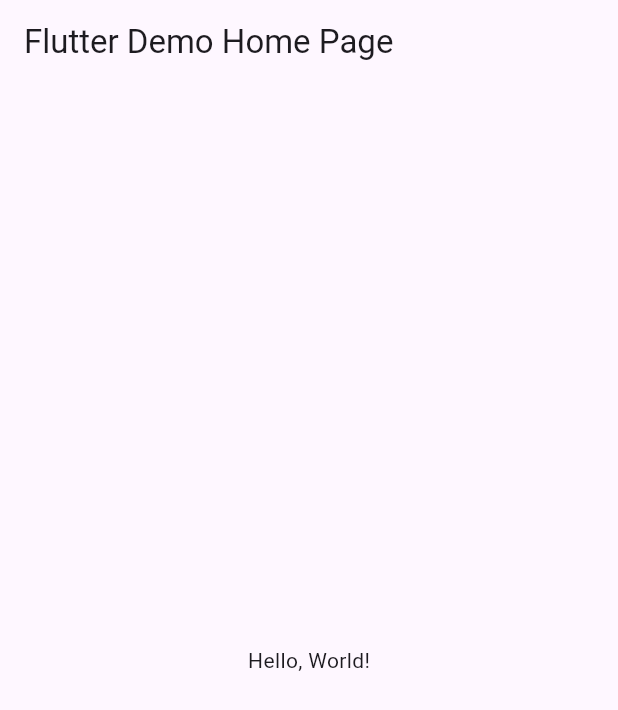
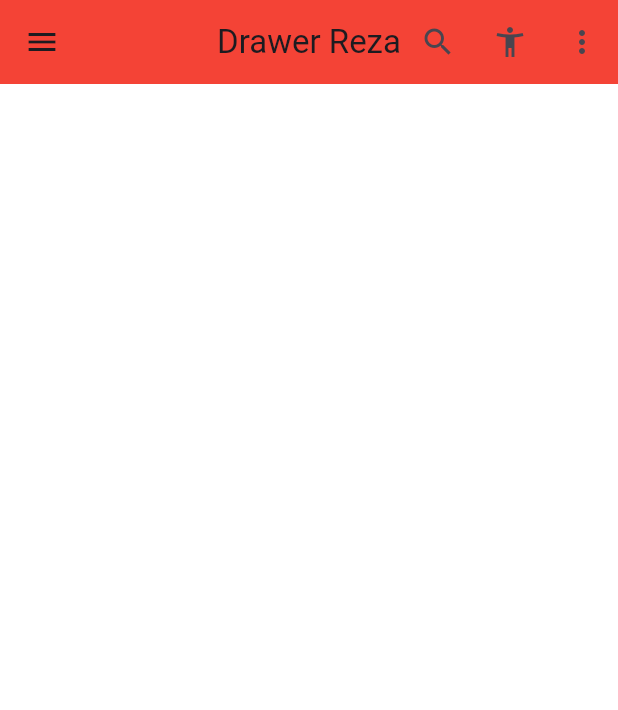
Before and after one commit to HectorRezaRamirez18/p9-drawer-6j, a Flutter app: the screen it shows after launch, on a phone screen of 412 x 824 dp. Shown: the top 710 px of the screen. Run offline on Flutter 3.47's test engine with Material 3 defaults, Android fonts, the phone set to English and light mode, and no system bars.

```diff
--- a/lib/main.dart
+++ b/lib/main.dart
@@ -1,41 +1,105 @@
 import 'package:flutter/material.dart';
 
-void main() => runApp(MyApp());
+void main() => runApp(const MiDrawerReza());
 
-class MyApp extends StatelessWidget {
-  const MyApp({super.key});
-  // This widget is the root of your application.
+class MiDrawerReza extends StatelessWidget {
+  const MiDrawerReza({Key? key}) : super(key: key);
+
   @override
   Widget build(BuildContext context) {
     return MaterialApp(
-      // Application name
-      title: 'Flutter Hello World',
-      // Application theme data, you can set the colors for the application as
-      // you want
-      theme: ThemeData(
-        // useMaterial3: true,
-        primarySwatch: Colors.blue,
-      ),
-      // A widget which will be started on application startup
-      home: MyHomePage(title: 'Flutter Demo Home Page'),
-    );
-  }
-}
-
-class MyHomePage extends StatelessWidget {
-  final String title;
-  const MyHomePage({super.key, required this.title});
-
-  @override
-  Widget build(BuildContext context) {
-    return Scaffold(
-      appBar: AppBar(
-        // The title text which will be shown on the action bar
-        title: Text(title),
-      ),
-      body: Center(
-        child: Text(
-          'Hello, World!',
+      debugShowCheckedModeBanner: false,
+      home: Scaffold(
+        appBar: AppBar(
+          title: const Text('Drawer Reza'),
+          centerTitle: true,
+          backgroundColor: Colors.red,
+          actions: [
+            IconButton(
+              icon: Icon(Icons.search),
+              onPressed: () {},
+            ),
+            IconButton(
+              icon: Icon(
+                Icons.accessibility_new_outlined,
+              ),
+              onPressed: () {},
+            ),
+            IconButton(
+              icon: Icon(
+                Icons.more_vert,
+              ),
+              onPressed: () {},
+            )
+          ],
+        ),
+        backgroundColor: const Color(0xffffffff),
+        drawer: Drawer(
+          child: ListView(
+            children: [
+              UserAccountsDrawerHeader(
+                accountName: Text("AppMaking.co"),
+                accountEmail: Text("sundar@appmaking.co"),
+                currentAccountPicture: CircleAvatar(
+                  backgroundImage: NetworkImage(
+                      "https://raw.githubusercontent.com/HectorRezaRamirez18/Practica1_6J_IOS/main/logo2.avif"),
+                ),
+                decoration: BoxDecoration(
+                  image: DecorationImage(
+                    image: NetworkImage(
+                      "https://raw.githubusercontent.com/HectorRezaRamirez18/Practica1_6J_IOS/main/fondooo.jpg",
+                    ),
+                    fit: BoxFit.fill,
+                  ),
+                ),
+                otherAccountsPictures: [
+                  CircleAvatar(
+                    backgroundColor: Colors.white,
+                    backgroundImage: NetworkImage(
+                        "https://raw.githubusercontent.com/HectorRezaRamirez18/Practica1_6J_IOS/main/logiyo.webp"),
+                  ),
+                  CircleAvatar(
+                    backgroundColor: Colors.white,
+                    backgroundImage: NetworkImage(
+                        "https://raw.githubusercontent.com/HectorRezaRamirez18/Practica1_6J_IOS/main/logiyo2.avif"),
+                  ),
+                ],
+              ),
+              ListTile(
+                leading: Icon(Icons.account_box_sharp, color: Colors.black),
+                title: Text("Cliente"),
+                onTap: () {},
+              ),
+              const ListTile(
+                leading: Icon(Icons.add_box, color: Colors.black),
+                title: Text(
+                  'Inventario',
+                  style: TextStyle(fontWeight: FontWeight.bold),
+                ),
+              ),
+              const ListTile(
+                leading: Icon(Icons.add_ic_call_sharp, color: Colors.black),
+                title: Text(
+                  'Pedidos',
+                  style: TextStyle(fontWeight: FontWeight.bold),
+                ),
+              ),
+              const ListTile(
+                leading: Icon(Icons.air_sharp, color: Colors.black),
+                title: Text(
+                  'Provedor',
+                  style: TextStyle(fontWeight: FontWeight.bold),
+                ),
+              ),
+              const ListTile(
+                leading: Icon(Icons.account_tree_rounded, color: Colors.black),
+                title: Text(
+                  'Trabajadores',
+                  style: TextStyle(fontWeight: FontWeight.bold),
+                ),
+              ),
+            ],
+          ),
         ),
       ),
     );
```
Also changed, not shown: 1 other file.
